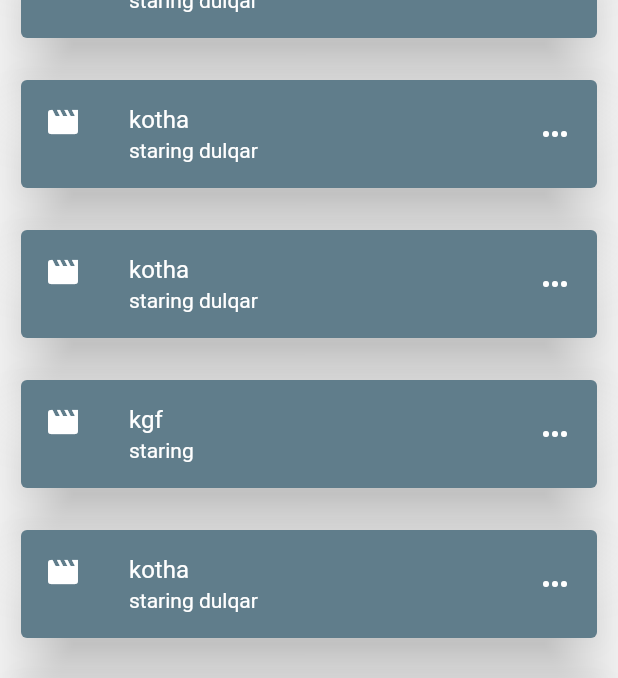
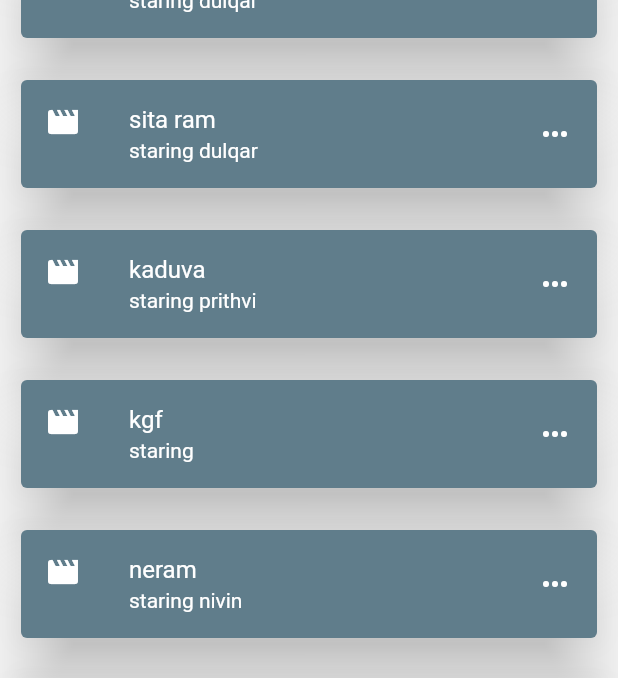
Before and after one commit to akhsak/login, a Flutter app: the ScreenHome screen opened directly, on a phone screen of 412 x 824 dp. Shown: the part 475-1153 px from the top of the screen. Run offline on Flutter 3.47's test engine with Material 2 defaults, Android fonts, the phone set to English and light mode, and no system bars.

Commit message:
first commit

```diff
--- a/lib/screen/home.dart
+++ b/lib/screen/home.dart
@@ -96,7 +96,7 @@ class ScreenHome extends StatelessWidget {
                 children: [
 
                  ListTile(
-                  title: Text('kotha'),
+                  title: Text('sita ram'),
                   subtitle: Text('staring dulqar'),
                   textColor: Colors.white,
                   leading: Icon(Icons.movie),
@@ -118,8 +118,8 @@ class ScreenHome extends StatelessWidget {
                 children: [
 
                  ListTile(
-                  title: Text('kotha'),
-                  subtitle: Text('staring dulqar'),
+                  title: Text('kaduva'),
+                  subtitle: Text('staring prithvi'),
                   textColor: Colors.white,
                   leading: Icon(Icons.movie),
                   iconColor: Colors.white,
@@ -162,8 +162,8 @@ class ScreenHome extends StatelessWidget {
                 children: [
 
                  ListTile(
-                  title: Text('kotha'),
-                  subtitle: Text('staring dulqar'),
+                  title: Text('neram'),
+                  subtitle: Text('staring nivin'),
                   textColor: Colors.white,
                   leading: Icon(Icons.movie),
                   iconColor: Colors.white,
@@ -206,8 +206,8 @@ class ScreenHome extends StatelessWidget {
                 children: [
 
                  ListTile(
-                  title: Text('kotha'),
-                  subtitle: Text('staring dulqar'),
+                  title: Text('kathi'),
+                  subtitle: Text('staring vijay'),
                   textColor: Colors.white,
                   leading: Icon(Icons.movie),
                   iconColor: Colors.white,
```
